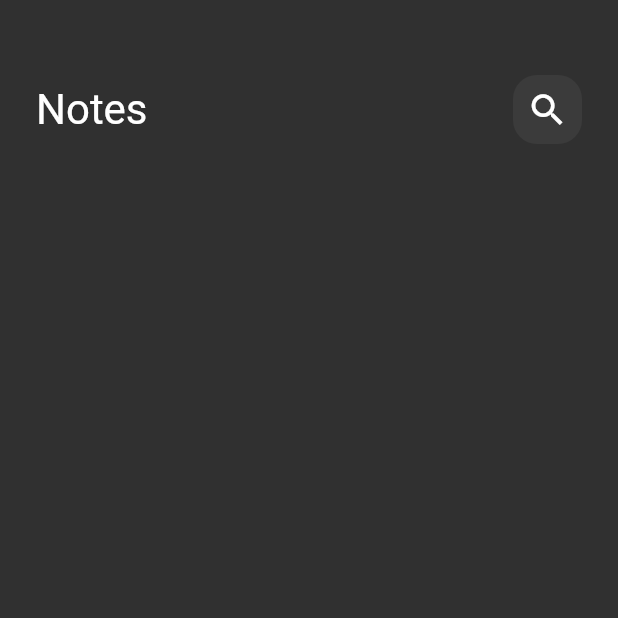
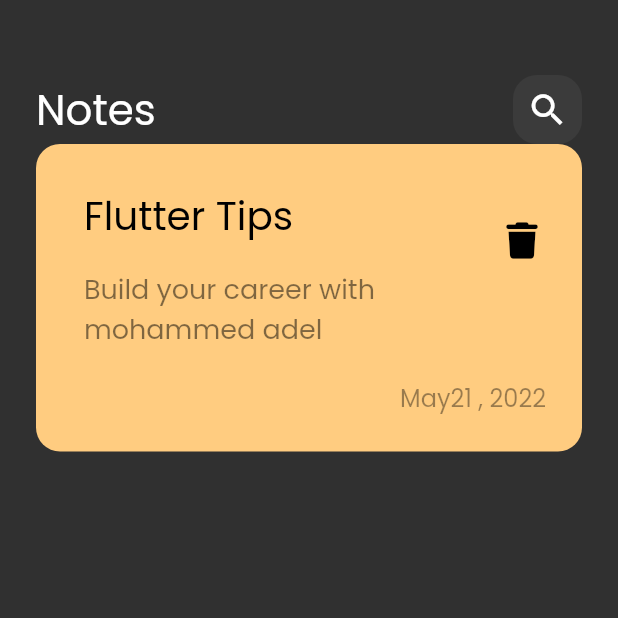
Before and after one commit to MohammedAdel1111/notes_app, a Flutter app: the screen it shows after launch, on a phone screen of 412 x 824 dp, the top half of it. Run offline on Flutter 3.47's test engine with Material 2 defaults, Android fonts, the phone set to English and light mode, and no system bars; our stand-ins replace font_awesome_flutter.

Commit message:
create custom note icon

```diff
--- a/lib/main.dart
+++ b/lib/main.dart
@@ -13,7 +13,7 @@ class NotesApp extends StatelessWidget {
     return MaterialApp(
       debugShowCheckedModeBanner: false,
       theme: ThemeData(
-        brightness: Brightness.dark,
+        brightness: Brightness.dark, fontFamily: 'Poppins',
         // scaffoldBackgroundColor: Colors.black,
       ),
       home: const NotesView(),
--- /dev/null
+++ b/lib/widgets/custom_note_icon.dart
@@ -0,0 +1,60 @@
+import 'package:flutter/material.dart';
+import 'package:font_awesome_flutter/font_awesome_flutter.dart';
+
+class NoteItem extends StatelessWidget {
+  const NoteItem({super.key});
+
+  @override
+  Widget build(BuildContext context) {
+    return Container(
+      padding: EdgeInsets.only(top: 24, bottom: 24, left: 16),
+      decoration: BoxDecoration(
+        color: Color(0xffffcc80),
+        borderRadius: BorderRadius.circular(16),
+      ),
+      child: Column(
+        crossAxisAlignment: CrossAxisAlignment.end,
+        children: [
+          ListTile(
+            title: Text(
+              'Flutter Tips',
+              style: TextStyle(
+                color: Colors.black,
+                fontSize: 26,
+              ),
+            ),
+            subtitle: Padding(
+              padding: const EdgeInsets.only(
+                top: 16,
+                bottom: 16,
+              ),
+              child: Text('Build your career with mohammed adel',
+                  style: TextStyle(
+                    color: Colors.black.withOpacity(0.5),
+                    fontSize: 18,
+                  )),
+            ),
+            trailing: IconButton(
+              onPressed: () {},
+              icon: Icon(
+                FontAwesomeIcons.trash,
+                color: Colors.black,
+                size: 24,
+              ),
+            ),
+          ),
+          Padding(
+            padding: const EdgeInsets.only(right: 24),
+            child: Text(
+              'May21 , 2022',
+              style: TextStyle(
+                color: Colors.black.withOpacity(0.4),
+                fontSize: 16,
+              ),
+            ),
+          ),
+        ],
+      ),
+    );
+  }
+}
--- a/lib/widgets/notes_view_body.dart
+++ b/lib/widgets/notes_view_body.dart
@@ -1,5 +1,7 @@
 import 'package:flutter/material.dart';
+import 'package:font_awesome_flutter/font_awesome_flutter.dart';
 import 'package:notes_app/widgets/custom_app_bar.dart';
+import 'package:notes_app/widgets/custom_note_icon.dart';
 
 class NotesViewBody extends StatelessWidget {
   const NotesViewBody({super.key});
@@ -12,6 +14,7 @@ class NotesViewBody extends StatelessWidget {
         children: [
           SizedBox(height: 50),
           const CustomAppBar(),
+          NoteItem(),
         ],
       ),
     );
```
Also changed, not shown: pubspec.yaml (+8 -23 lines), fonts/Poppins-Regular.ttf (added), pubspec.lock.
